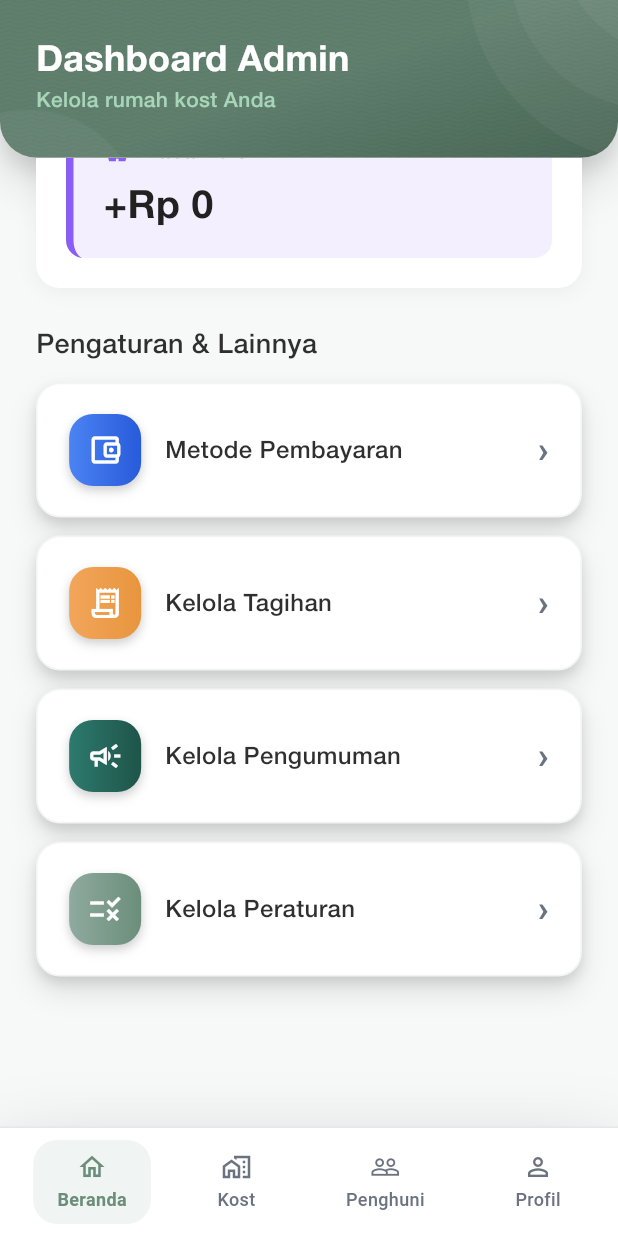
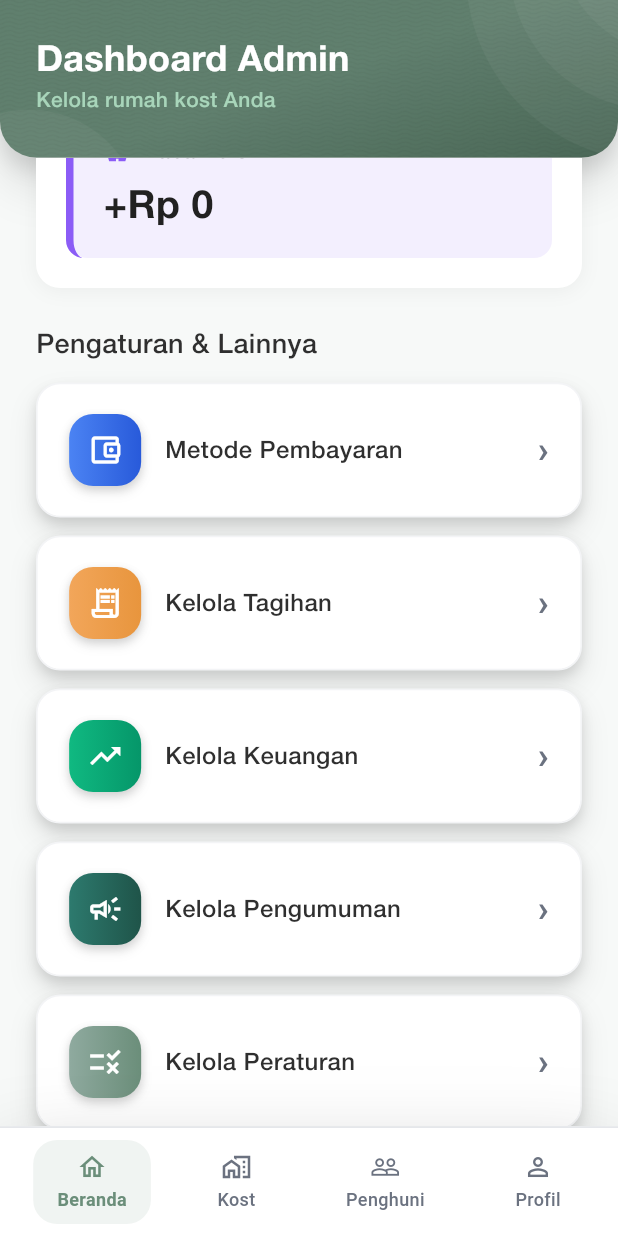
Before and after one commit to drestbellamy/ngolah-kost, a Flutter app: the HomeView screen opened by its route, scrolled down 926 dp, on a phone screen of 412 x 824 dp. Run offline on Flutter 3.47's test engine with Material 3 defaults, Android fonts, the phone set to English and light mode, and no system bars; our stand-ins replace cached_network_image, device_info_plus, dio, flutter_map, geocoding, geolocator and 7 more; missing offline and left inert: flutter_map_marker_cluster; accounts and stored records are empty; Roboto replaces fonts that are missing (SF Pro).

Commit message:
feat(admin): add kelola keuangan button to admin home dashboard

```diff
--- a/lib/app/modules/home/views/home_view.dart
+++ b/lib/app/modules/home/views/home_view.dart
@@ -251,6 +251,15 @@ class HomeView extends GetView<HomeController> {
                             ),
                             const SizedBox(height: 12),
                             MenuItem(
+                              icon: Icons.trending_up_outlined,
+                              title: 'Kelola Keuangan',
+                              gradient: const LinearGradient(
+                                colors: [Color(0xFF10B981), Color(0xFF059669)],
+                              ),
+                              onTap: controller.navigateToKelolaKeuangan,
+                            ),
+                            const SizedBox(height: 12),
+                            MenuItem(
                               icon: Icons.campaign_outlined,
                               title: 'Kelola Pengumuman',
                               gradient: const LinearGradient(
```
Also changed, not shown: lib/app/modules/home/controllers/home_controller.dart (+15 -0 lines).
